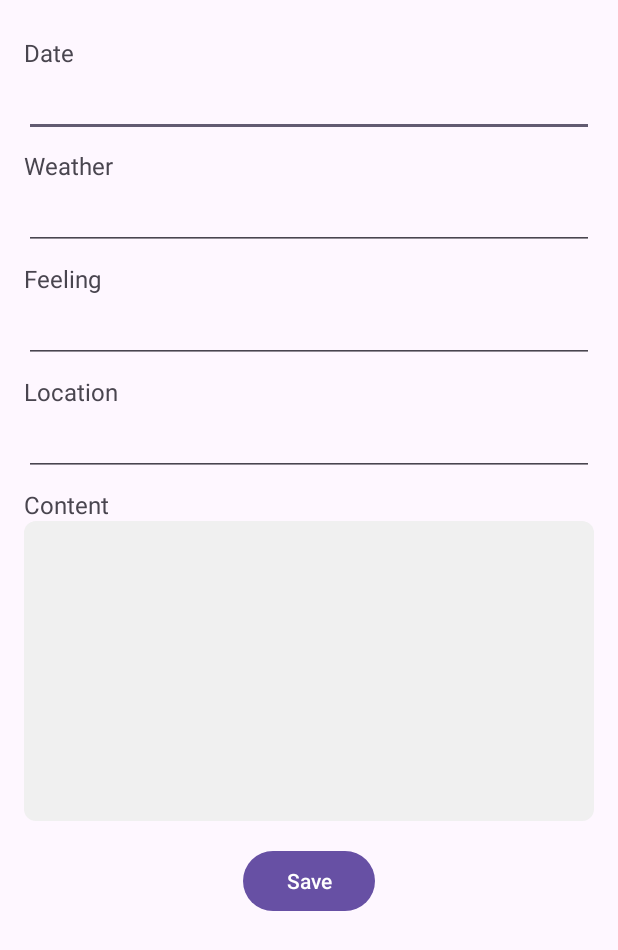
After one commit to Heejae-L/DaMoYeo, an Android app: the layout activity_edit_diary.xml on its own in the app's theme, with its tools: preview values and no code run, on a phone screen of 412 x 824 dp. The commit adds this screen. Shown: the top 950 px of the screen. Run offline under Robolectric (Android 15) with nearby library versions, the phone set to English and light mode, and no system bars.

Commit message:
edit diary

```diff
--- a/app/src/main/AndroidManifest.xml
+++ b/app/src/main/AndroidManifest.xml
@@ -37,6 +37,7 @@
         <activity android:name=".AddGroupMemberActivity"/>
         <activity android:name="ViewMyInvitationsActivity"/>
         <activity android:name=".DiaryActivity"/>
+        <activity android:name=".EditDiaryActivity"/>
     </application>
 
 </manifest>
--- /dev/null
+++ b/app/src/main/res/layout/activity_edit_diary.xml
@@ -0,0 +1,85 @@
+<?xml version="1.0" encoding="utf-8"?>
+<ScrollView xmlns:android="http://schemas.android.com/apk/res/android"
+    android:layout_width="match_parent"
+    android:layout_height="match_parent"
+    android:padding="16dp">
+
+    <LinearLayout
+        android:layout_width="match_parent"
+        android:layout_height="wrap_content"
+        android:orientation="vertical">
+
+        <TextView
+            android:layout_width="wrap_content"
+            android:layout_height="wrap_content"
+            android:text="Date"
+            android:textSize="16sp"
+            android:layout_marginTop="8dp" />
+
+        <EditText
+            android:id="@+id/editTextDate"
+            android:layout_width="match_parent"
+            android:layout_height="wrap_content"
+            android:inputType="date" />
+
+        <TextView
+            android:layout_width="wrap_content"
+            android:layout_height="wrap_content"
+            android:text="Weather"
+            android:textSize="16sp"
+            android:layout_marginTop="8dp" />
+
+        <EditText
+            android:id="@+id/editTextWeather"
+            android:layout_width="match_parent"
+            android:layout_height="wrap_content" />
+
+        <TextView
+            android:layout_width="wrap_content"
+            android:layout_height="wrap_content"
+            android:text="Feeling"
+            android:textSize="16sp"
+            android:layout_marginTop="8dp" />
+
+        <EditText
+            android:id="@+id/editTextFeeling"
+            android:layout_width="match_parent"
+            android:layout_height="wrap_content" />
+
+        <TextView
+            android:layout_width="wrap_content"
+            android:layout_height="wrap_content"
+            android:text="Location"
+            android:textSize="16sp"
+            android:layout_marginTop="8dp" />
+
+        <EditText
+            android:id="@+id/editTextLocation"
+            android:layout_width="match_parent"
+            android:layout_height="wrap_content" />
+
+        <TextView
+            android:layout_width="wrap_content"
+            android:layout_height="wrap_content"
+            android:text="Content"
+            android:textSize="16sp"
+            android:layout_marginTop="8dp" />
+
+        <EditText
+            android:id="@+id/editTextContent"
+            android:layout_width="match_parent"
+            android:layout_height="wrap_content"
+            android:minHeight="200dp"
+            android:gravity="top"
+            android:background="@drawable/content_background" />
+
+        <Button
+            android:id="@+id/buttonSave"
+            android:layout_width="wrap_content"
+            android:layout_height="wrap_content"
+            android:text="Save"
+            android:layout_marginTop="16dp"
+            android:layout_gravity="center_horizontal" />
+
+    </LinearLayout>
+</ScrollView>
```
Also changed, not shown: app/src/main/java/android/org/firebasetest/EditDiaryActivity.java (+95 -1 lines).
